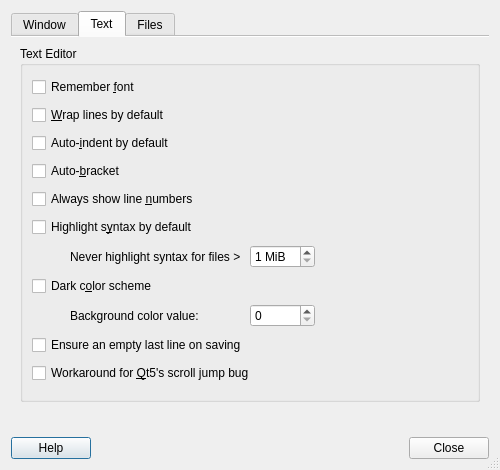
First picture: the form in featherpad/predDialog.ui, repository vecnathewhisperd0/FeatherPad, before the edit.
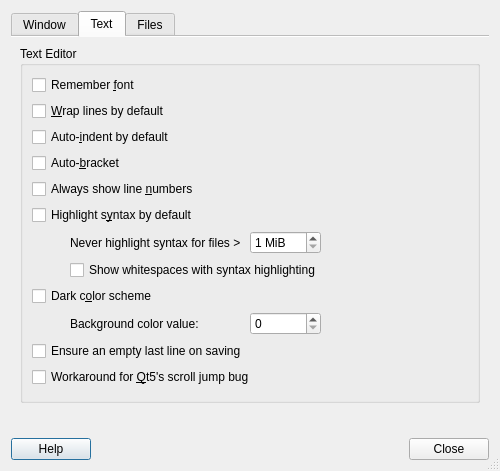
Second picture: the form after the edit. The open tabs and pages were chosen to show the change. Icons and pictures are not drawn.

Commit message: An option for showing whitespaces

```diff
--- a/featherpad/predDialog.ui
+++ b/featherpad/predDialog.ui
@@ -357,7 +357,19 @@
             </property>
            </spacer>
           </item>
-          <item row="7" column="0" colspan="3">
+          <item row="7" column="1" colspan="2">
+           <widget class="QCheckBox" name="whiteSpaceBox">
+            <property name="toolTip">
+             <string>Show spaces, tabs, line-ends and
+the document end when the syntax
+is highlighted.</string>
+            </property>
+            <property name="text">
+             <string>Show whitespaces with syntax highlighting</string>
+            </property>
+           </widget>
+          </item>
+          <item row="8" column="0" colspan="3">
            <widget class="QCheckBox" name="colBox">
             <property name="toolTip">
              <string>Needs window reopening to take effect.</string>
@@ -367,7 +379,7 @@
             </property>
            </widget>
           </item>
-          <item row="8" column="2">
+          <item row="9" column="2">
            <widget class="QSpinBox" name="colorValueSpin">
             <property name="toolTip">
              <string>The color value of the background.
@@ -381,7 +393,7 @@
             </property>
            </widget>
           </item>
-          <item row="8" column="1">
+          <item row="9" column="1">
            <widget class="QLabel" name="colorValueLabel">
             <property name="toolTip">
              <string>The color value of the background.
@@ -398,7 +410,7 @@
             </property>
            </widget>
           </item>
-          <item row="9" column="0" colspan="3">
+          <item row="10" column="0" colspan="3">
            <widget class="QCheckBox" name="lastLineBox">
             <property name="toolTip">
              <string>Some text editors cannot open a document
@@ -409,7 +421,7 @@
             </property>
            </widget>
           </item>
-          <item row="10" column="0" colspan="3">
+          <item row="11" column="0" colspan="3">
            <widget class="QCheckBox" name="scrollBox">
             <property name="toolTip">
              <string>This is not a complete fix but
```
The commit also changes 13 other files.
